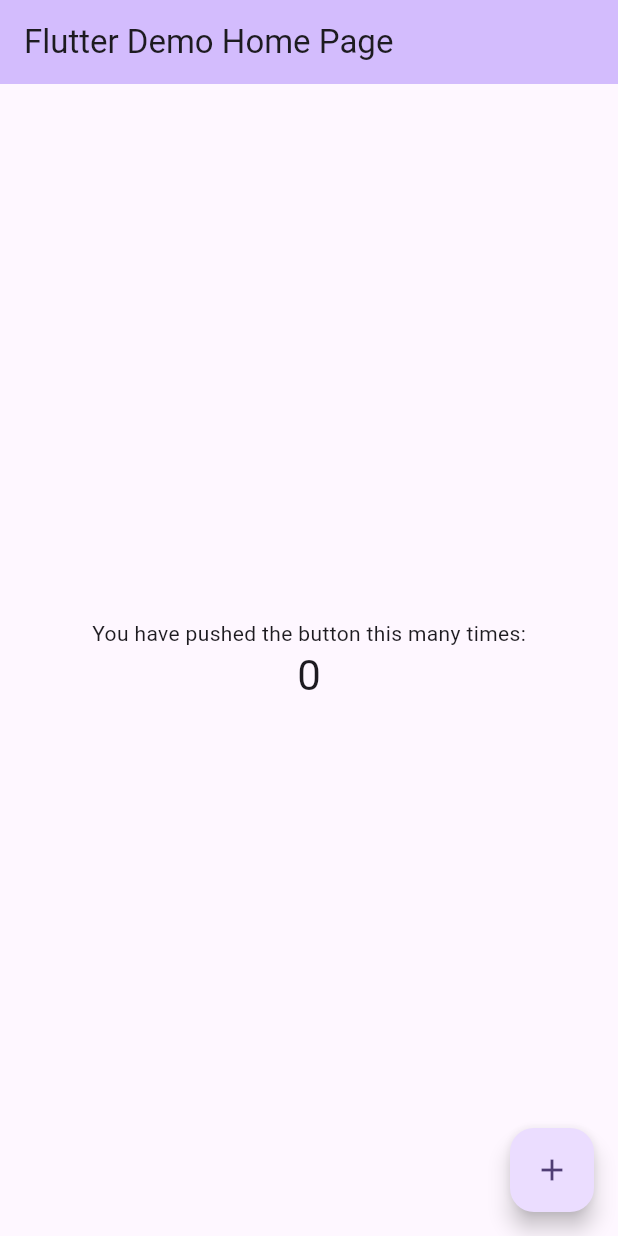
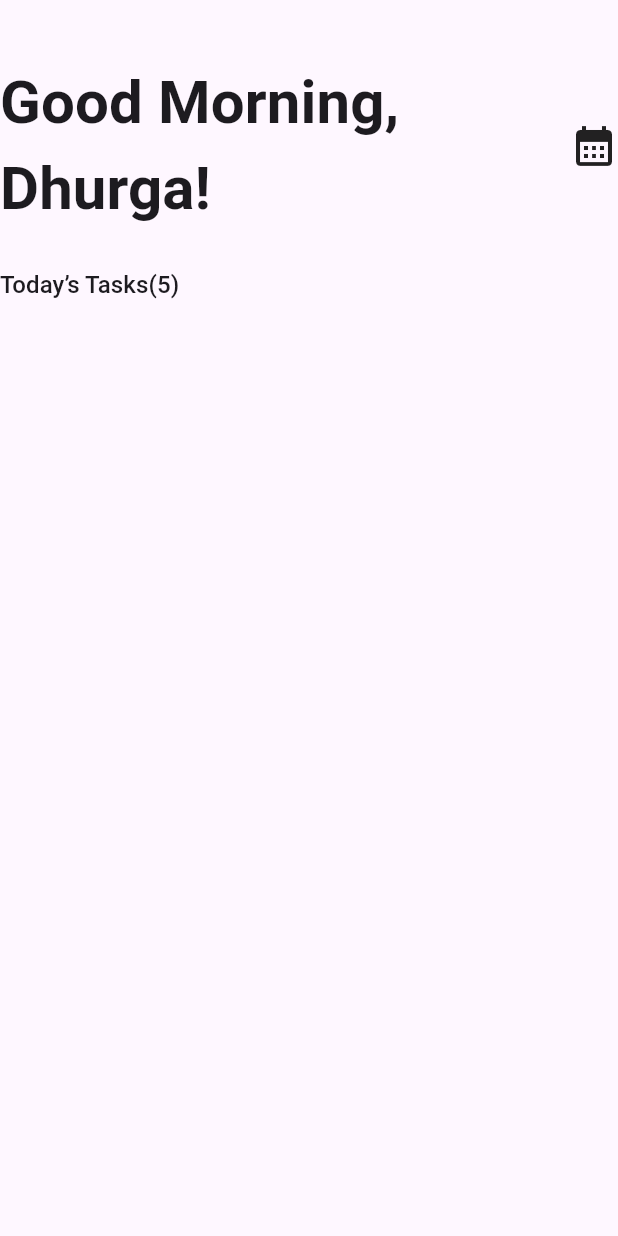
Before and after one commit to dhurgaramasamy/NoteApp, a Flutter app: the screen it shows after launch, on a phone screen of 412 x 824 dp. Run offline on Flutter 3.47's test engine with Material 2 defaults, Android fonts, the phone set to English and light mode, and no system bars; Roboto replaces fonts that are missing (Plus Jakarta Sans).

Commit message:
[Dhurga] add. home page

```diff
--- /dev/null
+++ b/lib/app.dart
@@ -0,0 +1,19 @@
+import 'package:flutter/material.dart';
+import 'package:note_genie/landing_screen.dart';
+
+class App extends StatelessWidget {
+  const App({super.key});
+
+  @override
+  Widget build(BuildContext context) {
+    return MaterialApp(
+      title: 'Flutter Demo',
+      theme: ThemeData(
+        colorScheme: ColorScheme.fromSeed(seedColor: Colors.deepPurple),
+        useMaterial3: true,
+      ),
+      themeMode: ThemeMode.dark,
+      home: const LandingScreen(),
+    );
+  }
+}
--- /dev/null
+++ b/lib/greeting_content.dart
@@ -0,0 +1,29 @@
+import 'package:flutter/material.dart';
+
+class GreetingContent extends StatelessWidget {
+  final String name;
+  const GreetingContent({super.key, required this.name});
+
+  @override
+  Widget build(BuildContext context) {
+    return Row(
+      children: [
+        Expanded(
+          child: Text(
+            "Good Morning, $name!",
+            style: const TextStyle(
+              fontFamily: "Plus Jakarta Sans",
+              fontSize: 40,
+              fontStyle: FontStyle.normal,
+              fontWeight: FontWeight.w600,
+              letterSpacing: 0.07,
+            ),
+            overflow: TextOverflow.ellipsis,
+            maxLines: 2,
+          ),
+        ),
+        const Icon(Icons.calendar_month_sharp, size: 32,)
+      ],
+    );
+  }
+}
--- /dev/null
+++ b/lib/landing_screen.dart
@@ -0,0 +1,11 @@
+import 'package:flutter/material.dart';
+import 'package:note_genie/landing_screen_content.dart';
+
+class LandingScreen extends StatelessWidget {
+  const LandingScreen({super.key});
+
+  @override
+  Widget build(BuildContext context) {
+    return const Scaffold(body: LandingScreenContent());
+  }
+}
--- /dev/null
+++ b/lib/landing_screen_content.dart
@@ -0,0 +1,21 @@
+import 'package:flutter/material.dart';
+import 'package:note_genie/greeting_content.dart';
+import 'package:note_genie/todays_tasks_content.dart';
+
+class LandingScreenContent extends StatelessWidget {
+  const LandingScreenContent({super.key});
+
+  @override
+  Widget build(BuildContext context) {
+    return Column(
+      crossAxisAlignment: CrossAxisAlignment.start,
+      children: [
+        //TODO: replace the height with appbar height
+        SizedBox(height: 40, width: MediaQuery.devicePixelRatioOf(context),),
+        const GreetingContent(name: 'Dhurga',),
+        SizedBox(height: 24, width: MediaQuery.devicePixelRatioOf(context),),
+        const TodaysTasks(),
+      ],
+    );
+  }
+}
--- a/lib/main.dart
+++ b/lib/main.dart
@@ -1,125 +1,6 @@
 import 'package:flutter/material.dart';
+import 'package:note_genie/app.dart';
 
 void main() {
-  runApp(const MyApp());
+  runApp(const App());
 }
-
-class MyApp extends StatelessWidget {
-  const MyApp({super.key});
-
-  // This widget is the root of your application.
-  @override
-  Widget build(BuildContext context) {
-    return MaterialApp(
-      title: 'Flutter Demo',
-      theme: ThemeData(
-        // This is the theme of your application.
-        //
-        // TRY THIS: Try running your application with "flutter run". You'll see
-        // the application has a blue toolbar. Then, without quitting the app,
-        // try changing the seedColor in the colorScheme below to Colors.green
-        // and then invoke "hot reload" (save your changes or press the "hot
-        // reload" button in a Flutter-supported IDE, or press "r" if you used
-        // the command line to start the app).
-        //
-        // Notice that the counter didn't reset back to zero; the application
-        // state is not lost during the reload. To reset the state, use hot
-        // restart instead.
-        //
-        // This works for code too, not just values: Most code changes can be
-        // tested with just a hot reload.
-        colorScheme: ColorScheme.fromSeed(seedColor: Colors.deepPurple),
-        useMaterial3: true,
-      ),
-      home: const MyHomePage(title: 'Flutter Demo Home Page'),
-    );
-  }
-}
-
-class MyHomePage extends StatefulWidget {
-  const MyHomePage({super.key, required this.title});
-
-  // This widget is the home page of your application. It is stateful, meaning
-  // that it has a State object (defined below) that contains fields that affect
-  // how it looks.
-
-  // This class is the configuration for the state. It holds the values (in this
-  // case the title) provided by the parent (in this case the App widget) and
-  // used by the build method of the State. Fields in a Widget subclass are
-  // always marked "final".
-
-  final String title;
-
-  @override
-  State<MyHomePage> createState() => _MyHomePageState();
-}
-
-class _MyHomePageState extends State<MyHomePage> {
-  int _counter = 0;
-
-  void _incrementCounter() {
-    setState(() {
-      // This call to setState tells the Flutter framework that something has
-      // changed in this State, which causes it to rerun the build method below
-      // so that the display can reflect the updated values. If we changed
-      // _counter without calling setState(), then the build method would not be
-      // called again, and so nothing would appear to happen.
-      _counter++;
-    });
-  }
-
-  @override
-  Widget build(BuildContext context) {
-    // This method is rerun every time setState is called, for instance as done
-    // by the _incrementCounter method above.
-    //
-    // The Flutter framework has been optimized to make rerunning build methods
-    // fast, so that you can just rebuild anything that needs updating rather
-    // than having to individually change instances of widgets.
-    return Scaffold(
-      appBar: AppBar(
-        // TRY THIS: Try changing the color here to a specific color (to
-        // Colors.amber, perhaps?) and trigger a hot reload to see the AppBar
-        // change color while the other colors stay the same.
-        backgroundColor: Theme.of(context).colorScheme.inversePrimary,
-        // Here we take the value from the MyHomePage object that was created by
-        // the App.build method, and use it to set our appbar title.
-        title: Text(widget.title),
-      ),
-      body: Center(
-        // Center is a layout widget. It takes a single child and positions it
-        // in the middle of the parent.
-        child: Column(
-          // Column is also a layout widget. It takes a list of children and
-          // arranges them vertically. By default, it sizes itself to fit its
-          // children horizontally, and tries to be as tall as its parent.
-          //
-          // Column has various properties to control how it sizes itself and
-          // how it positions its children. Here we use mainAxisAlignment to
-          // center the children vertically; the main axis here is the vertical
-          // axis because Columns are vertical (the cross axis would be
-          // horizontal).
-          //
-          // TRY THIS: Invoke "debug painting" (choose the "Toggle Debug Paint"
-          // action in the IDE, or press "p" in the console), to see the
-          // wireframe for each widget.
-          mainAxisAlignment: MainAxisAlignment.center,
-          children: <Widget>[
-            const Text(
-              'You have pushed the button this many times:',
-            ),
-            Text(
-              '$_counter',
-              style: Theme.of(context).textTheme.headlineMedium,
-            ),
-          ],
-        ),
-      ),
-      floatingActionButton: FloatingActionButton(
-        onPressed: _incrementCounter,
-        tooltip: 'Increment',
-        child: const Icon(Icons.add),
-      ), // This trailing comma makes auto-formatting nicer for build methods.
-    );
-  }
-}
--- /dev/null
+++ b/lib/todays_tasks_content.dart
@@ -0,0 +1,21 @@
+import 'package:flutter/material.dart';
+
+class TodaysTasks extends StatelessWidget {
+  const TodaysTasks({super.key});
+
+  @override
+  Widget build(BuildContext context) {
+    int noOfTasks = 5;
+    return Text(
+      "Today’s Tasks($noOfTasks)",
+      textAlign: TextAlign.left,
+      style: const TextStyle(
+        fontFamily: "Plus Jakarta Sans",
+        fontSize: 16,
+        fontStyle: FontStyle.normal,
+        fontWeight: FontWeight.w500,
+        letterSpacing: 0.07,
+      ),
+    );
+  }
+}
```
Also changed, not shown: 1 other file.
